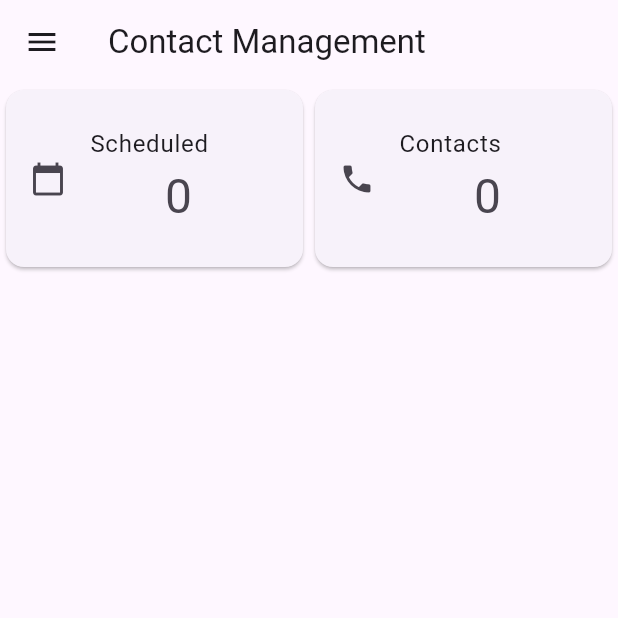
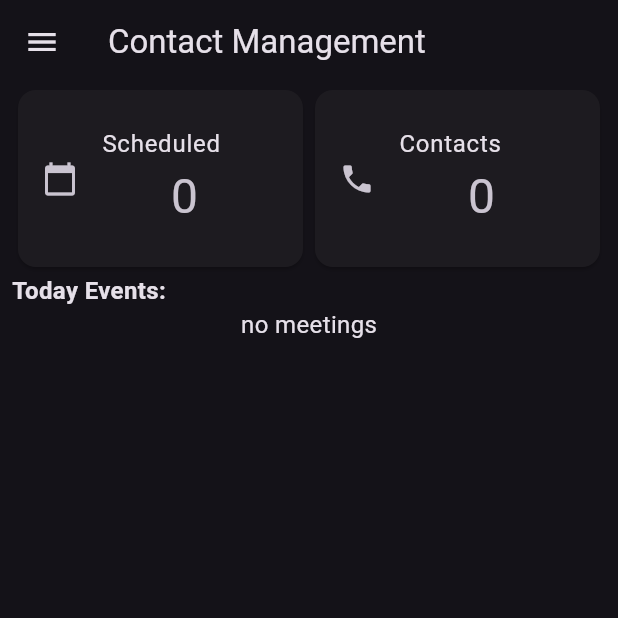
Before and after one commit to Artemo01/contacts-manager, a Flutter app: the screen it shows after launch, on a phone screen of 412 x 824 dp, the top half of it. Run offline on Flutter 3.47's test engine with Material 2 defaults, Android fonts, the phone set to English and light mode, and no system bars; our stand-ins replace contacts_service, permission_handler, shared_preferences, table_calendar; missing offline and left inert: flutter_phone_direct_caller.

Commit message:
create events

```diff
--- a/lib/App.dart
+++ b/lib/App.dart
@@ -23,7 +23,7 @@ class _AppState extends State<App> {
   @override
   Widget build(BuildContext context) {
     return MaterialApp(
-      theme: ThemeData.light(useMaterial3: true),
+      theme: ThemeData.dark(useMaterial3: true),
       home: const NavigationDrawer(),
     );
   }
--- a/lib/pages/Dashboard.dart
+++ b/lib/pages/Dashboard.dart
@@ -17,6 +17,7 @@ class _DashboardState extends State<Dashboard> {
   LocalStorage store = LocalStorage();
   int eventsNumber = 0;
   String contactsNumber = '0';
+  List<Event> todayEvents = [];
 
   @override
   void initState() {
@@ -32,19 +33,27 @@ class _DashboardState extends State<Dashboard> {
 
   void getEvents() {
     store.getStringList(EVENTS).then((value) {
+      Map<DateTime, List<Event>> updatedSelectedEvents = {};
       value.forEach((element) {
         Map<String, dynamic> parsedJson = jsonDecode(element);
         parsedJson.forEach((key, value) {
+          DateTime date = DateTime.parse(key);
           List<Event> eventsList = [];
           for (var element in value) {
             Map<String, dynamic> eventJson = jsonDecode(element);
             Event event = Event.fromJson(eventJson);
             eventsList.add(event);
           }
+          updatedSelectedEvents[date] = eventsList;
           setState(() {
             eventsNumber = eventsNumber + eventsList.length;
           });
         });
+      });
+      DateTime now = DateTime.now();
+      DateTime date = DateTime.utc(now.year, now.month, now.day);
+      setState(() {
+        todayEvents = updatedSelectedEvents[date] ?? [];
       });
     });
   }
@@ -52,7 +61,8 @@ class _DashboardState extends State<Dashboard> {
   @override
   Widget build(BuildContext context) {
     return Scaffold(
-      body: ListView(children: [
+      body: ListView(
+        children: [
           Row(
             children: [
               Expanded(
@@ -100,66 +110,38 @@ class _DashboardState extends State<Dashboard> {
                 ),
               ),
             ],
+          ),
+          const Text(
+            "Today Events:",
+            style: TextStyle(
+              fontSize: 16.0,
+              fontWeight: FontWeight.bold,
+            ),
+          ),
+          todayEvents.isEmpty
+              ? const Center(
+                  child: Text(
+                    "no meetings",
+                    style: TextStyle(fontSize: 16.0),
+                  ),
                 )
-      ]),
+              : ListView.builder(
+                  shrinkWrap: true,
+                  itemCount: todayEvents.length,
+                  itemBuilder: (BuildContext context, int index) {
+                    Event event = todayEvents[index];
+                    return Card(
+                      child: ListTile(
+                        title: Text(event.title),
+                        subtitle: Text(
+                          '${event.startTime.hour}:${event.startTime.minute} - ${event.endTime.hour}:${event.endTime.minute}',
+                        ),
+                      ),
+                    );
+                  },
+                ),
+        ],
+      ),
     );
   }
 }
-
-// class Dashboard extends StatelessWidget {
-//   const Dashboard({Key? key}) : super(key: key);
-//
-//   @override
-//   Widget build(BuildContext context) {
-//     return Scaffold(
-//       body: Column(children: [
-//         Row(
-//           children: [
-//             Expanded(
-//               child: Card(
-//                 child: Padding(
-//                   padding: const EdgeInsets.fromLTRB(0, 16.0, 0, 16.0),
-//                   child: Column(
-//                     children: const [
-//                       ListTile(
-//                         leading: Icon(Icons.calendar_today),
-//                         title: Text('Scheduled'),
-//                         subtitle: Center(
-//                           child: Text(
-//                             '0',
-//                             style: TextStyle(fontSize: 32.0),
-//                           ),
-//                         ),
-//                       )
-//                     ],
-//                   ),
-//                 ),
-//               ),
-//             ),
-//             Expanded(
-//               child: Card(
-//                 child: Padding(
-//                   padding: const EdgeInsets.fromLTRB(0, 16.0, 0, 16.0),
-//                   child: Column(
-//                     children: const [
-//                       ListTile(
-//                         leading: Icon(Icons.phone,),
-//                         title: Text('Contacts'),
-//                         subtitle: Center(
-//                           child: Text(
-//                             '0',
-//                             style: TextStyle(fontSize: 32.0),
-//                           ),
-//                         ),
-//                       )
-//                     ],
-//                   ),
-//                 ),
-//               ),
-//             ),
-//           ],
-//         )
-//       ]),
-//     );
-//   }
-// }
--- a/lib/widgets/NavigationDrawer.dart
+++ b/lib/widgets/NavigationDrawer.dart
@@ -49,6 +49,13 @@ class _NavigationDrawerState extends State<NavigationDrawer> {
     return Scaffold(
       appBar: AppBar(
         title: const Text('Contact Management'),
+        actions: [
+          if (bodyWidget is Contacts)
+            IconButton(
+              icon: const Icon(Icons.filter_alt),
+              onPressed: () {},
+            ),
+        ],
       ),
       drawer: Drawer(
         child: ListView(
@@ -65,7 +72,9 @@ class _NavigationDrawerState extends State<NavigationDrawer> {
           );
         }).toList()),
       ),
-      body: bodyWidget,
+      body: Padding(
+          padding: const EdgeInsets.fromLTRB(8.0, 0, 8.0, 0),
+          child: bodyWidget),
     );
   }
 }
```
Also changed, not shown: lib/pages/CalendarPage.dart (+40 -7 lines), lib/pages/ContactPage.dart (+39 -3 lines), lib/pages/Contacts.dart (+24 -1 lines), lib/pages/Settings.dart (+14 -0 lines), lib/widgets/NewContactPage.dart (+5 -2 lines). Lines whose indentation alone changed are shown as unchanged.
